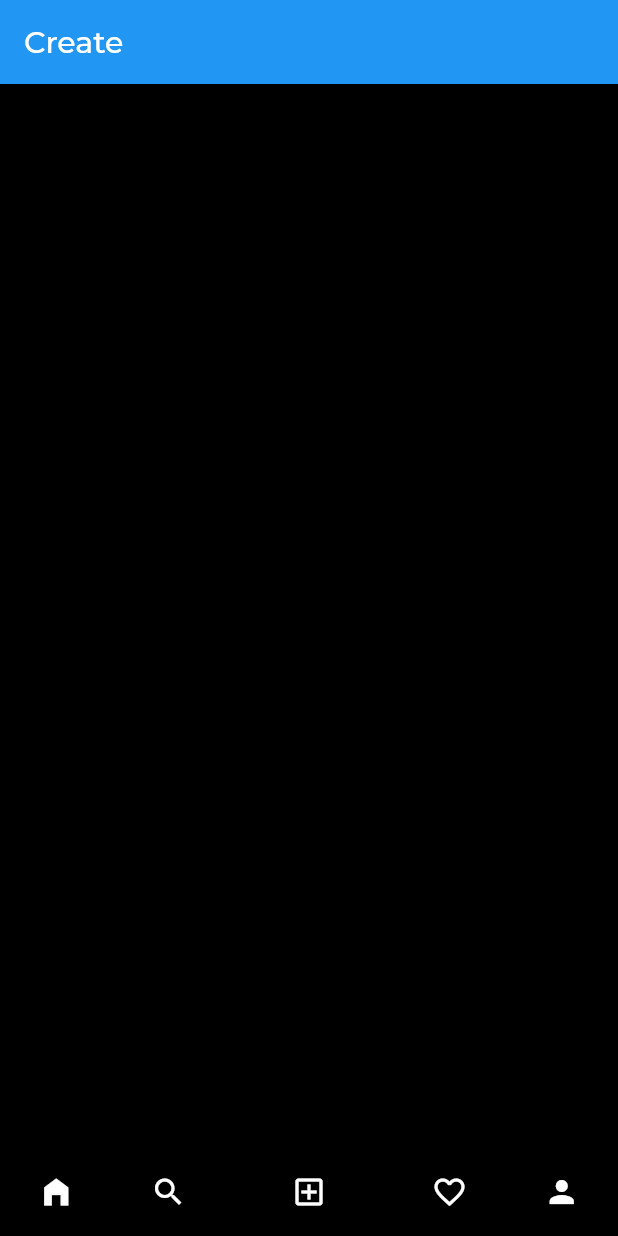
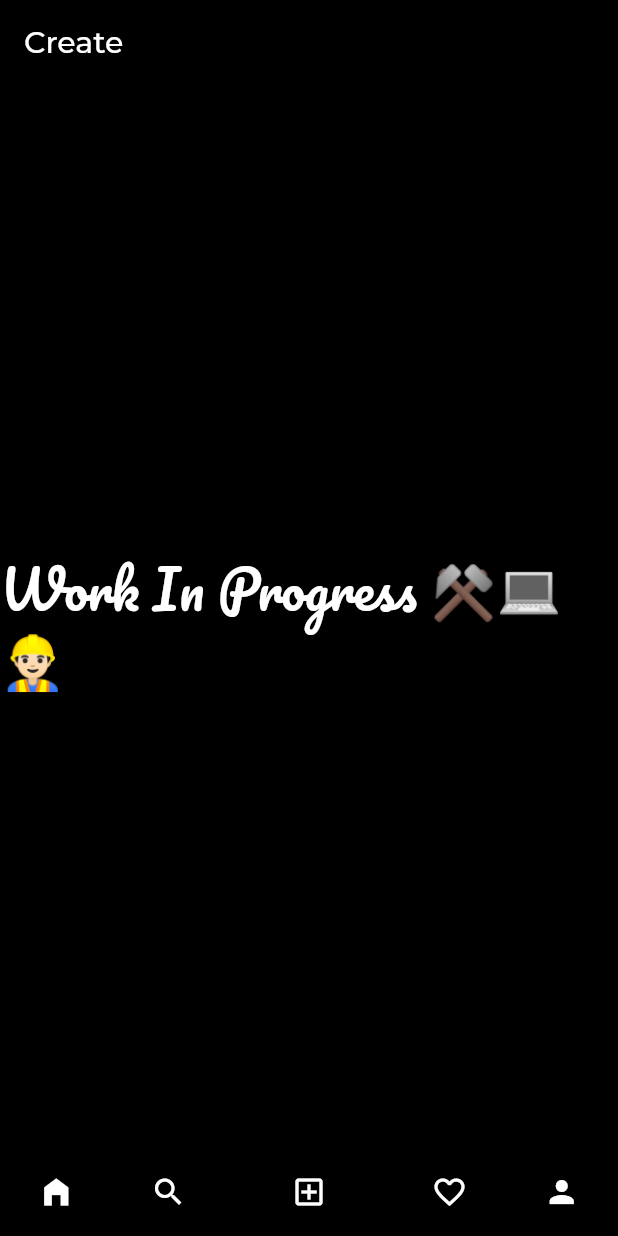
Before and after one commit to sagar-monga/instagram-UI-clone-flutter, a Flutter app: the screen it shows after launch, item 3 of the bottom bar chosen, on a phone screen of 412 x 824 dp. Run offline on Flutter 3.47's test engine with Material 2 defaults, Android fonts, the phone set to English and light mode, and no system bars; our stand-ins replace google_fonts; network calls fail.

```diff
--- a/lib/utils/activity/activity.dart
+++ b/lib/utils/activity/activity.dart
@@ -14,6 +14,7 @@ class Activity extends StatelessWidget {
             _topBar(),
             Expanded(
               child: ListView(
+                physics: BouncingScrollPhysics(),
                 children: [
                   _followRequests(),
                   Padding(
--- a/lib/utils/create/create.dart
+++ b/lib/utils/create/create.dart
@@ -1,12 +1,31 @@
 import 'package:flutter/material.dart';
+import 'package:google_fonts/google_fonts.dart';
 
 class CreatePost extends StatelessWidget {
-  const CreatePost({ Key? key }) : super(key: key);
+  const CreatePost({Key? key}) : super(key: key);
 
   @override
   Widget build(BuildContext context) {
     return Scaffold(
-      appBar: AppBar(title: Text('Create'),),
+      appBar: AppBar(
+        title: Text(
+          'Create',
+          style: TextStyle(color: Colors.white),
+        ),
+        backgroundColor: Theme.of(context).canvasColor,
+      ),
+      body: Center(
+        child: Text(
+          'Work In Progress ⚒💻👷🏻‍♂️',
+          maxLines: 2,
+          style: GoogleFonts.pacifico(
+            color: Colors.white,
+            fontSize: 35,
+          ),
+          // TextStyle(color: Colors.white, fontSize: 20,),
+          overflow: TextOverflow.ellipsis,
+        ),
+      ),
     );
   }
 }
--- a/lib/utils/profile/profile.dart
+++ b/lib/utils/profile/profile.dart
@@ -81,9 +81,11 @@ class _ProfileState extends State<Profile> {
         body: DefaultTabController(
           length: 2,
           child: ListView(
+            physics: BouncingScrollPhysics(),
             children: [
               //Profile part
               _profileSummary(),
+
               //Story Highlights in horizontal SingleChildScrollView
 
               //Tab Bar for showing image grid or tagged images
```
Also changed, not shown: lib/utils/explore/explore.dart (+4 -5 lines), lib/utils/feed/newsfeed.dart (+3 -4 lines).
